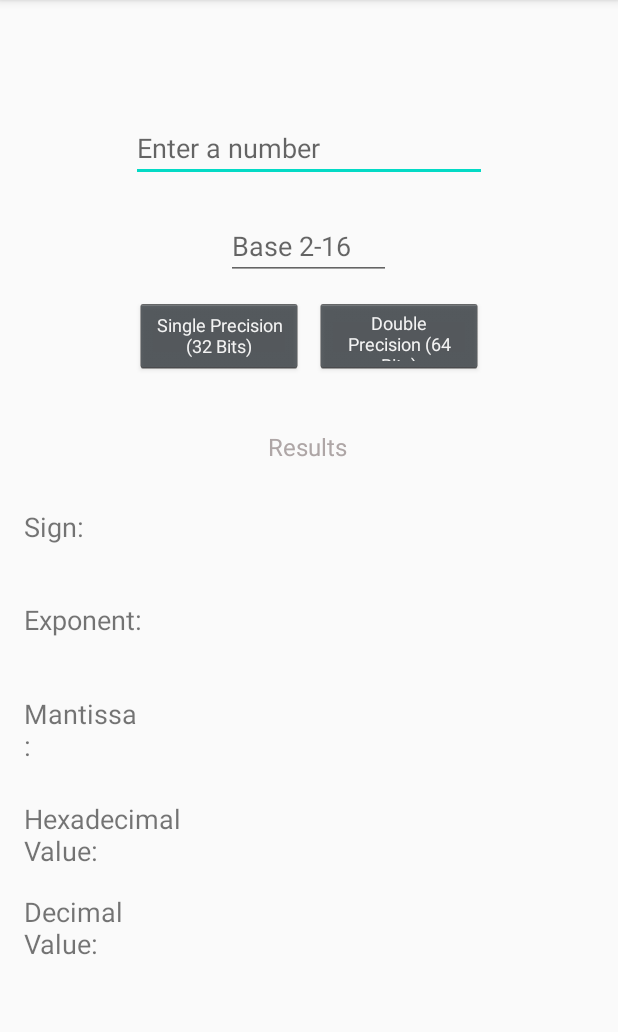
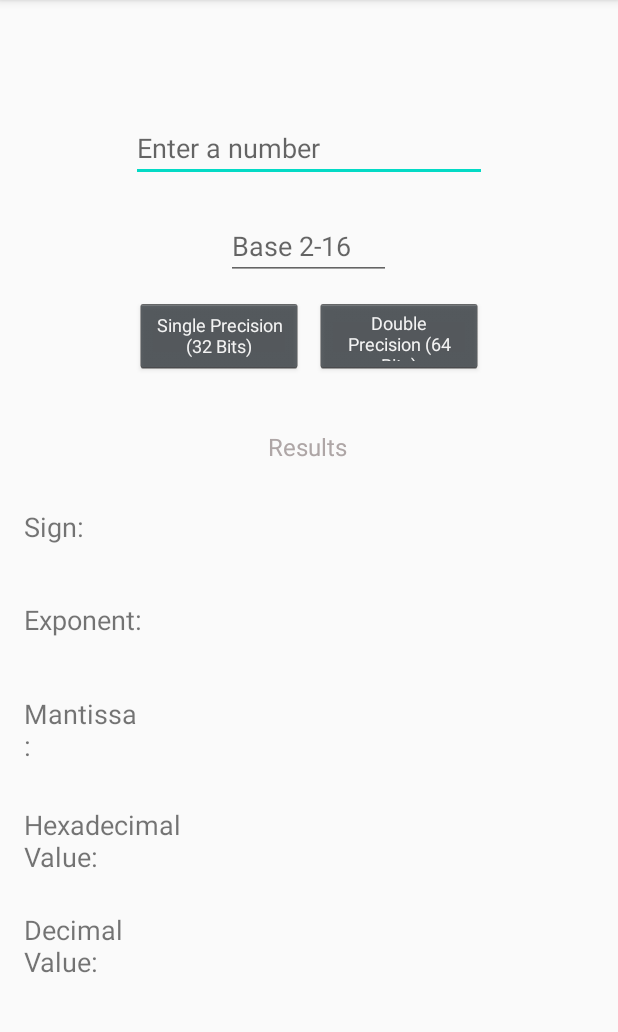
Before and after one commit to Diegohv7/BASE_CONVERTER2, an Android app: the Precisiones screen opened directly, with no data from a screen before it, on a phone screen of 412 x 824 dp, the part 84-1116 px from its top. Run offline under Robolectric (Android 15) with nearby library versions, the phone set to English and light mode, and no system bars.

Commit message:
Base_Converter

```diff
--- a/app/src/main/res/layout/activity_precisiones.xml
+++ b/app/src/main/res/layout/activity_precisiones.xml
@@ -93,7 +93,7 @@
         android:layout_alignParentLeft="true"
         android:layout_marginStart="16dp"
         android:layout_marginLeft="16dp"
-        android:layout_marginTop="24dp"
+        android:layout_marginTop="28dp"
         android:text="@string/valorhexadecimal"
         android:textSize="18sp"
         app:layout_constraintEnd_toStartOf="@+id/textView23"
@@ -146,7 +146,7 @@
         android:layout_alignParentLeft="true"
         android:layout_marginStart="16dp"
         android:layout_marginLeft="16dp"
-        android:layout_marginTop="16dp"
+        android:layout_marginTop="24dp"
         android:text="@string/valordecimal"
         android:textSize="18sp"
         app:layout_constraintEnd_toStartOf="@+id/textView24"
@@ -173,7 +173,7 @@
 
     <TextView
         android:id="@+id/textView20"
-        android:layout_width="288dp"
+        android:layout_width="250dp"
         android:layout_height="37dp"
         android:layout_marginTop="24dp"
         android:textColor="#000000"
@@ -188,28 +188,28 @@
         android:layout_width="200dp"
         android:layout_height="30dp"
         android:layout_marginTop="16dp"
-        android:layout_marginEnd="8dp"
-        android:layout_marginRight="8dp"
         android:textColor="#000000"
         android:textStyle="bold"
         app:layout_constraintEnd_toEndOf="parent"
+        app:layout_constraintHorizontal_bias="0.957"
+        app:layout_constraintStart_toStartOf="parent"
         app:layout_constraintTop_toBottomOf="@+id/textView23" />
 
     <TextView
         android:id="@+id/textView23"
         android:layout_width="200dp"
         android:layout_height="30dp"
-        android:layout_marginTop="24dp"
-        android:layout_marginEnd="8dp"
-        android:layout_marginRight="8dp"
+        android:layout_marginTop="28dp"
         android:textColor="#000000"
         android:textStyle="bold"
         app:layout_constraintEnd_toEndOf="parent"
+        app:layout_constraintHorizontal_bias="0.957"
+        app:layout_constraintStart_toStartOf="parent"
         app:layout_constraintTop_toBottomOf="@+id/textView20" />
 
     <TextView
         android:id="@+id/textView18"
-        android:layout_width="288dp"
+        android:layout_width="250dp"
         android:layout_height="37dp"
         android:layout_marginStart="36dp"
         android:layout_marginLeft="36dp"
@@ -318,7 +318,7 @@
 
     <TextView
         android:id="@+id/textView19"
-        android:layout_width="288dp"
+        android:layout_width="250dp"
         android:layout_height="37dp"
         android:layout_marginTop="24dp"
         android:textColor="#000000"
```
